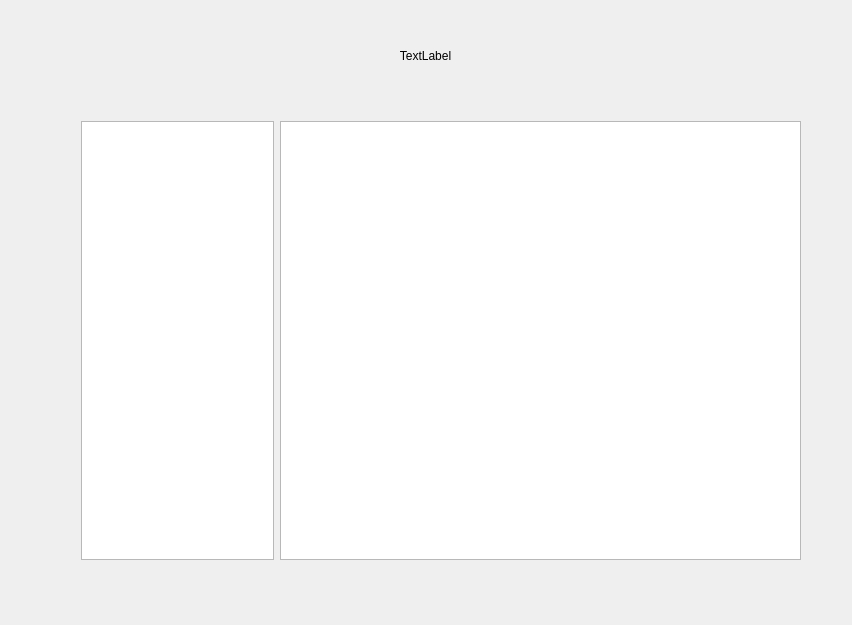
Above: DS_2020_GUI/DS_2020_GUI/Author_Detail_Widget.ui from ChrisJaunes/DS_2020 before the change. Below: the same form after it.
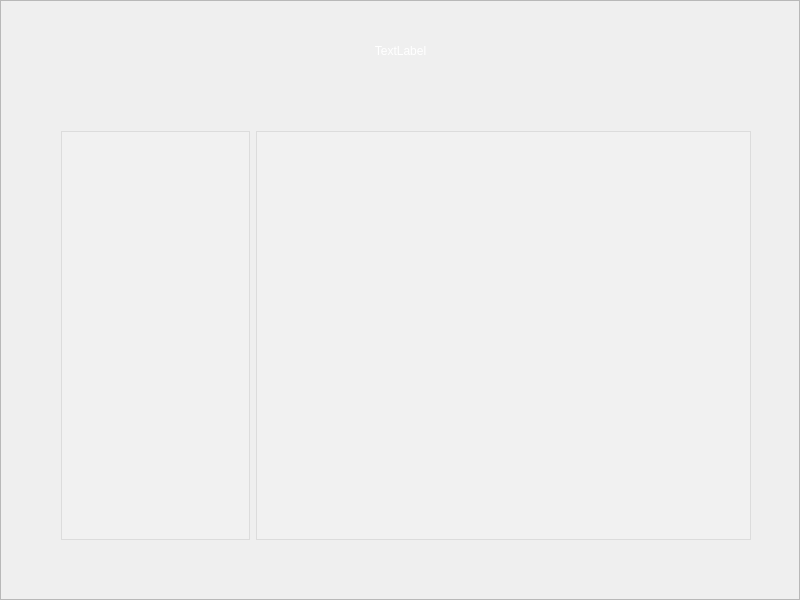
That is the form after the change. Icons and pictures are not drawn.

Commit message: upt GUI and add some image

Patch:
```diff
--- a/DS_2020_GUI/DS_2020_GUI/Author_Detail_Widget.ui
+++ b/DS_2020_GUI/DS_2020_GUI/Author_Detail_Widget.ui
@@ -6,28 +6,79 @@
    <rect>
     <x>0</x>
     <y>0</y>
-    <width>852</width>
-    <height>625</height>
+    <width>800</width>
+    <height>600</height>
    </rect>
   </property>
   <property name="windowTitle">
    <string>Author_Detail_Widget</string>
   </property>
+  <widget class="QFrame" name="frame">
+   <property name="geometry">
+    <rect>
+     <x>0</x>
+     <y>0</y>
+     <width>800</width>
+     <height>600</height>
+    </rect>
+   </property>
+   <property name="styleSheet">
+    <string notr="true">border-image:url(:/DS_2020_GUI/image/astronomy-beautiful-clouds-constellation.jpg)</string>
+   </property>
+   <property name="frameShape">
+    <enum>QFrame::StyledPanel</enum>
+   </property>
+   <property name="frameShadow">
+    <enum>QFrame::Raised</enum>
+   </property>
+   <widget class="QLabel" name="name">
+    <property name="geometry">
+     <rect>
+      <x>50</x>
+      <y>20</y>
+      <width>701</width>
+      <height>61</height>
+     </rect>
+    </property>
+    <property name="styleSheet">
+     <string notr="true">border-image:url();
+color:rgb(255, 255, 255);
+font: 20pt &quot;Consolas&quot;;</string>
+    </property>
+    <property name="text">
+     <string>TextLabel</string>
+    </property>
+    <property name="alignment">
+     <set>Qt::AlignCenter</set>
+    </property>
+   </widget>
   <widget class="QWidget" name="horizontalLayoutWidget">
    <property name="geometry">
     <rect>
-     <x>70</x>
-     <y>110</y>
-     <width>731</width>
-     <height>461</height>
-    </rect>
-   </property>
-   <layout class="QHBoxLayout" name="horizontalLayout" stretch="37,100">
+      <x>50</x>
+      <y>120</y>
+      <width>701</width>
+      <height>431</height>
+     </rect>
+    </property>
+    <layout class="QHBoxLayout" name="horizontalLayout" stretch="382,1000">
     <property name="rightMargin">
      <number>0</number>
     </property>
     <item>
      <widget class="QListView" name="lvw_collaborator">
+       <property name="font">
+        <font>
+         <family>Consolas</family>
+         <pointsize>14</pointsize>
+         <weight>75</weight>
+         <bold>true</bold>
+        </font>
+       </property>
+       <property name="styleSheet">
+        <string notr="true">border-image:url();
+background-color:rgba(244,244,244,100)</string>
+       </property>
       <property name="editTriggers">
        <set>QAbstractItemView::NoEditTriggers</set>
       </property>
@@ -35,6 +86,16 @@
     </item>
     <item>
      <widget class="QListView" name="lvw_info">
+       <property name="cursor" stdset="0">
+        <cursorShape>ArrowCursor</cursorShape>
+       </property>
+       <property name="mouseTracking">
+        <bool>false</bool>
+       </property>
+       <property name="styleSheet">
+        <string notr="true">border-image:url();
+background-color:rgba(244,244,244,100)</string>
+       </property>
       <property name="editTriggers">
        <set>QAbstractItemView::NoEditTriggers</set>
       </property>
@@ -42,21 +103,6 @@
     </item>
    </layout>
   </widget>
-  <widget class="QLabel" name="name">
-   <property name="geometry">
-    <rect>
-     <x>210</x>
-     <y>30</y>
-     <width>431</width>
-     <height>51</height>
-    </rect>
-   </property>
-   <property name="text">
-    <string>TextLabel</string>
-   </property>
-   <property name="alignment">
-    <set>Qt::AlignCenter</set>
-   </property>
   </widget>
  </widget>
  <layoutdefault spacing="6" margin="11"/>
```
Left out of the diff: 6 changed lines with no effect on the pictures. Lines whose indentation alone changed are shown as unchanged. The commit also changes 23 other files.
